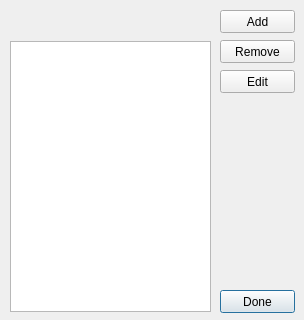
Xenrutcon/bitProphet-Qt, file coinbaseaccountsetupwindow.ui: the form before one commit.
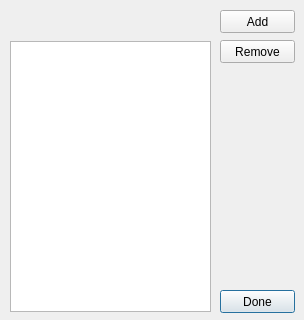
The form after the commit.

Commit message: add coinbase account setup now works. modified bpDatabase class.

```diff
--- a/coinbaseaccountsetupwindow.ui
+++ b/coinbaseaccountsetupwindow.ui
@@ -62,19 +62,6 @@
     <string>Remove</string>
    </property>
   </widget>
-  <widget class="QPushButton" name="mEditButton">
-   <property name="geometry">
-    <rect>
-     <x>220</x>
-     <y>70</y>
-     <width>75</width>
-     <height>23</height>
-    </rect>
-   </property>
-   <property name="text">
-    <string>Edit</string>
-   </property>
-  </widget>
  </widget>
  <resources/>
  <connections/>
```
Left out of the diff: 2 changed lines with no effect on the pictures. The commit also changes 6 other files.
